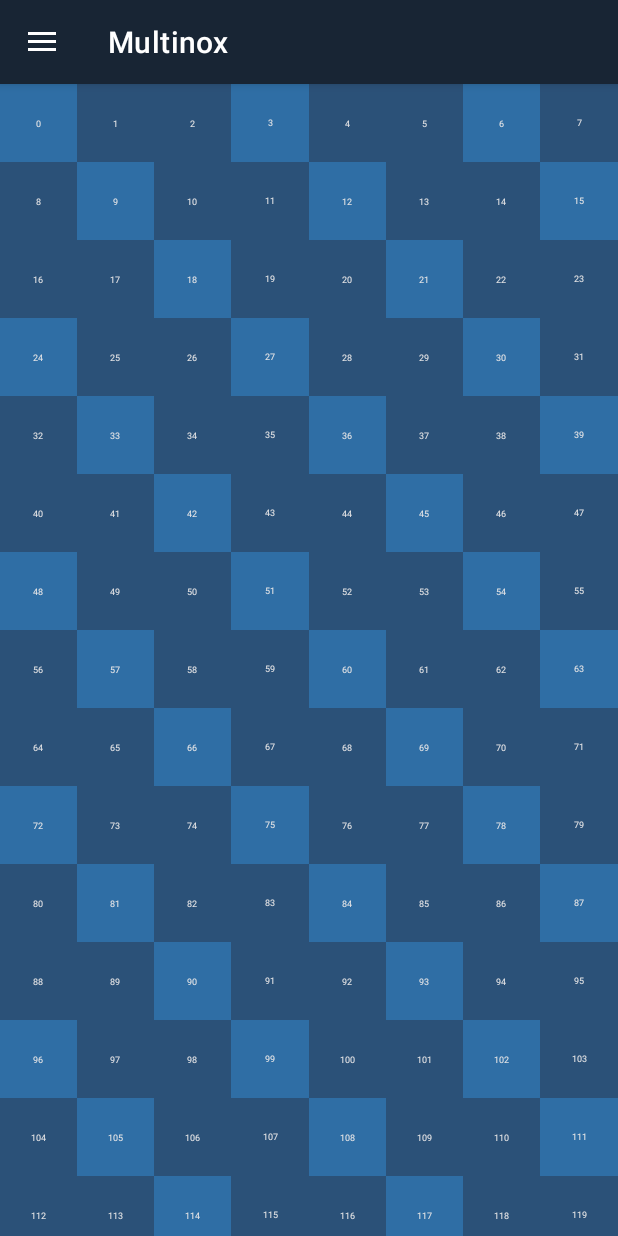
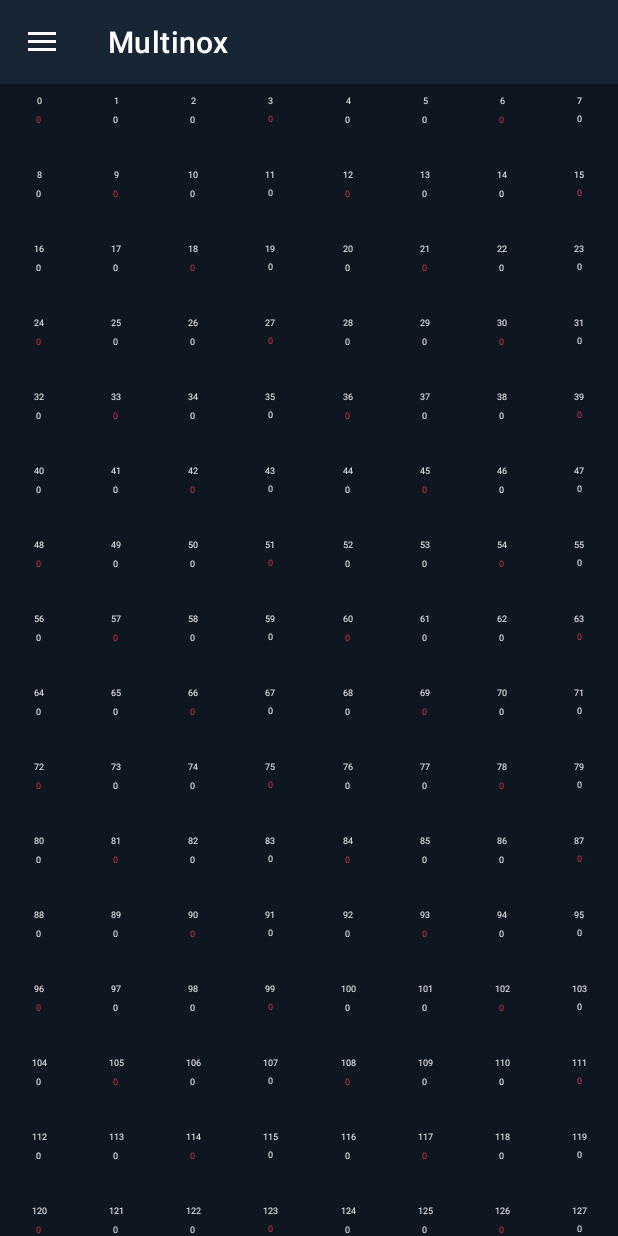
Before and after one commit to FynnMcKracken/MFT, an Android app: the screen it shows after launch (MainActivity), on a phone screen of 412 x 824 dp. Run offline under Robolectric (Android 15) with nearby library versions, the phone set to English and light mode, and no system bars; libraries missing offline, so code that uses them is left out: com.github.mikephil.charting; plain views replace PieChart.

Commit message:
Added overview feedback for channels

```diff
--- a/app/src/main/java/de/mckracken/mft/activities/SettingsActivity.kt
+++ b/app/src/main/java/de/mckracken/mft/activities/SettingsActivity.kt
@@ -28,7 +28,7 @@ class SettingsActivity : AppCompatActivity() {
             when(key) {
                 "device_display" -> (application as MultinoxApplication).bluetoothManager.write(DMXManager.getDisplayPacket(prefs.getBoolean(key, true)))
                 "ip_adress" -> (application as MultinoxApplication).bluetoothManager.write(DMXManager.getIPAdressPacket(prefs.getString(key, "1.1.1.1") ?: "1.1.1.1"))
-                "art_net" -> (application as MultinoxApplication).bluetoothManager.write(DMXManager.getModePacket(if(prefs.getBoolean(key, false)) 0 else 1))
+                "art_net" -> (application as MultinoxApplication).bluetoothManager.write(DMXManager.getModePacket(if(prefs.getBoolean(key, false)) 2 else 1))
             }
         }
         PreferenceManager.getDefaultSharedPreferences(this).registerOnSharedPreferenceChangeListener(listener)
--- a/app/src/main/java/de/mckracken/mft/fragments/ChannelsRecyclerViewAdapter.kt
+++ b/app/src/main/java/de/mckracken/mft/fragments/ChannelsRecyclerViewAdapter.kt
@@ -1,9 +1,13 @@
 package de.mckracken.mft.fragments
 
+import android.graphics.Color
 import android.view.LayoutInflater
 import android.view.View
 import android.view.ViewGroup
 import androidx.core.content.ContextCompat
+import androidx.core.graphics.blue
+import androidx.core.graphics.green
+import androidx.core.graphics.red
 import androidx.fragment.app.Fragment
 import androidx.lifecycle.MutableLiveData
 import androidx.lifecycle.Observer
@@ -26,12 +30,24 @@ class ChannelsRecyclerViewAdapter(val frag : Fragment, val channelsViewModel: Ch
             itemView.channel_id_text_view.text = channel.value?.id.toString()
 
             channel.observe(frag, Observer {
-                itemView.setBackgroundColor(
-                    if (it.reserved)
-                        ContextCompat.getColor(context, R.color.colorAccent)
-                    else
-                        ContextCompat.getColor(context, R.color.colorAccentSecondary)
-                )
+                val color = ContextCompat.getColor(context, R.color.colorAccent)
+                if(it.reserved) {
+                    itemView.channel_info_textview.setTextColor(ContextCompat.getColor(context, R.color.colorAlert))
+                    itemView.setBackgroundColor((Color.argb(it.value, color.red, color.green, color.blue)))
+                } else {
+                    itemView.channel_info_textview.setTextColor(ContextCompat.getColor(context, R.color.colorTextPrimary))
+                    itemView.setBackgroundColor((Color.argb(it.value, color.red, color.green, color.blue)))
+
+                }
+                /*itemView.setBackgroundColor(
+                    if (it.reserved) {
+                        val color = ContextCompat.getColor(context, R.color.colorAccent)
+                        (Color.argb(it.value, color.red, color.green, color.blue))
+                    }
+                    else {
+                    }
+                )*/
+                itemView.channel_info_textview.text = it.value.toString()
             })
         }
     }
--- a/app/src/main/java/de/mckracken/mft/fragments/ExpertFragment.kt
+++ b/app/src/main/java/de/mckracken/mft/fragments/ExpertFragment.kt
@@ -15,6 +15,7 @@ import de.mckracken.mft.manager.DMXManager
 import de.mckracken.mft.util.InputFilterMinMax
 import de.mckracken.mft.viewmodel.ChannelsViewModel
 import kotlinx.android.synthetic.main.fragment_expert.view.*
+import kotlin.experimental.and
 
 /**
  * A simple [Fragment] subclass.
@@ -56,7 +57,9 @@ class ExpertFragment(viewModel: ChannelsViewModel) : Fragment() {
         view.channel_info_edit_text.doOnTextChanged { text, start, count, after ->
             if(text?.isNotEmpty() == true) {
                 val channel = view.channel_input_edit_text.text.toString().toShort()
-                val value = text.toString().toByte()
+                val value = text.toString().toInt()
+                //val value = text.toString().toInt().toUByte().toIn
+                //val value = String.format(text.toString(), Byte)
                 (activity?.application as MultinoxApplication).bluetoothManager.write(DMXManager.getDMXPacket(channel, value))
             }
         }
--- a/app/src/main/java/de/mckracken/mft/manager/DMXManager.kt
+++ b/app/src/main/java/de/mckracken/mft/manager/DMXManager.kt
@@ -91,7 +91,7 @@ class DMXManager (context : Context) {
             return ("$INIT_IP$fixedLengthAddress$END_SEQUENCE").toByteArray(Charsets.US_ASCII)
         }
 
-        fun getDMXPacket(channel : Short, value : Byte) : ByteArray {
+        fun getDMXPacket(channel : Short, value : Int) : ByteArray {
             return ("$INIT_DMX" + "$channel".padStart(3, '0') + "$DMX_SEPARATOR" + "$value".padStart(3, '0') + "$END_SEQUENCE").toByteArray(Charsets.US_ASCII)
         }
 
--- a/app/src/main/res/layout/activity_bluetooth.xml
+++ b/app/src/main/res/layout/activity_bluetooth.xml
@@ -40,6 +40,8 @@
 
             <com.google.android.material.tabs.TabLayout
                     android:id="@+id/tabs"
+                    app:tabSelectedTextColor="@color/colorAccent"
+                    app:tabTextColor="@color/colorTextSecondary"
                     android:layout_width="match_parent"
                     android:layout_height="wrap_content"
                     android:background="?attr/colorPrimary"/>
--- a/app/src/main/res/layout/item_channel_overview.xml
+++ b/app/src/main/res/layout/item_channel_overview.xml
@@ -8,12 +8,24 @@
     <TextView
             android:layout_width="match_parent"
             android:layout_height="0dp"
-            android:id="@+id/channel_id_text_view" android:layout_marginTop="4dp"
+            android:id="@+id/channel_info_textview"
             app:layout_constraintTop_toTopOf="parent" app:layout_constraintStart_toStartOf="parent"
             android:layout_marginStart="4dp" app:layout_constraintEnd_toEndOf="parent"
             android:layout_marginEnd="4dp" android:layout_marginBottom="4dp"
             android:ems="3"
             app:layout_constraintDimensionRatio="H,1:1"
             app:layout_constraintBottom_toBottomOf="parent" android:text="1" android:gravity="center"
-            android:textSize="6sp"/>
+            android:textSize="6sp" android:textColor="@color/colorTextSecondary" android:layout_marginTop="1dp"/>
+    <TextView
+            android:layout_width="wrap_content"
+            android:layout_height="22dp"
+            android:id="@+id/channel_id_text_view"
+            app:layout_constraintTop_toTopOf="parent"
+            app:layout_constraintEnd_toEndOf="parent"
+            android:layout_marginEnd="4dp"
+            android:ems="3"
+            android:text="1" android:gravity="center"
+            android:textSize="6sp"
+            android:textColor="@color/colorTextPrimary"
+            android:layout_marginStart="4dp" app:layout_constraintStart_toStartOf="parent"/>
 </androidx.constraintlayout.widget.ConstraintLayout>
--- a/app/src/main/res/xml/root_preferences.xml
+++ b/app/src/main/res/xml/root_preferences.xml
@@ -56,6 +56,7 @@
         app:title="@string/device_header">
 
         <SwitchPreferenceCompat
+                app:defaultValue="true"
             app:key="device_display"
             app:title="@string/device_display"/>
 
```
